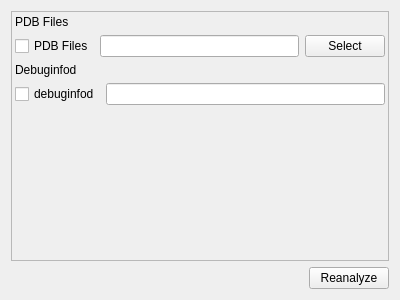
This is src/dialogs/preferences/SymbolServers.ui in rizinorg/cutter as Qt 5 draws it before an edit. The edited form follows.
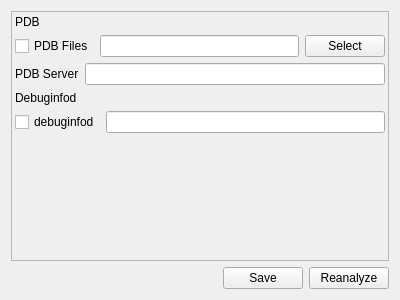
This is the edited form.

Commit message: added pdb servers

```diff
--- a/src/dialogs/preferences/SymbolServers.ui
+++ b/src/dialogs/preferences/SymbolServers.ui
@@ -47,7 +47,7 @@
        <item>
         <widget class="QLabel" name="pdbTitle">
          <property name="text">
-          <string>PDB Files</string>
+          <string>PDB</string>
          </property>
         </widget>
        </item>
@@ -90,6 +90,20 @@
          </item>
         </layout>
        </item>
+       <item>
+        <layout class="QHBoxLayout" name="horizontalLayout_3">
+         <item>
+          <widget class="QLabel" name="pdbServerLabel">
+           <property name="text">
+            <string>PDB Server</string>
+           </property>
+          </widget>
+         </item>
+         <item>
+          <widget class="QLineEdit" name="pdbServerEdit"/>
+         </item>
+        </layout>
+       </item>
        <item>
         <widget class="QLabel" name="debuginfodTitle">
          <property name="text">
@@ -143,6 +157,13 @@
        </property>
       </spacer>
      </item>
+     <item>
+      <widget class="QPushButton" name="save">
+       <property name="text">
+        <string>Save</string>
+       </property>
+      </widget>
+     </item>
      <item>
       <widget class="QPushButton" name="reanalyzeButton">
        <property name="text">
```
The commit also changes 5 other files.
